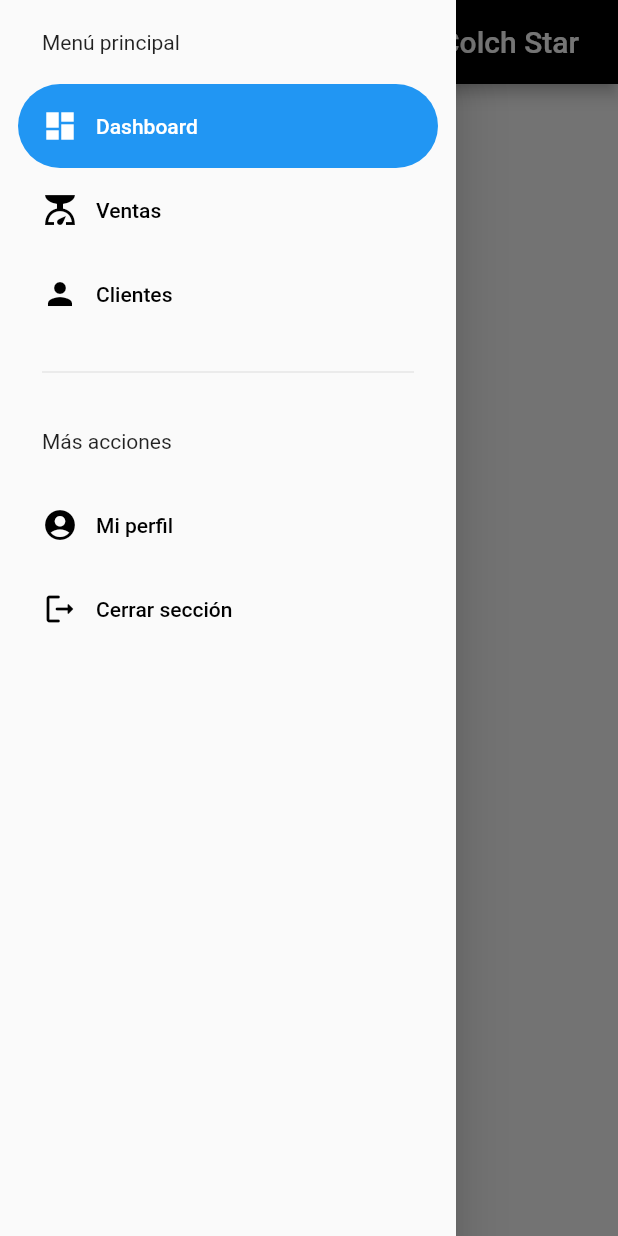
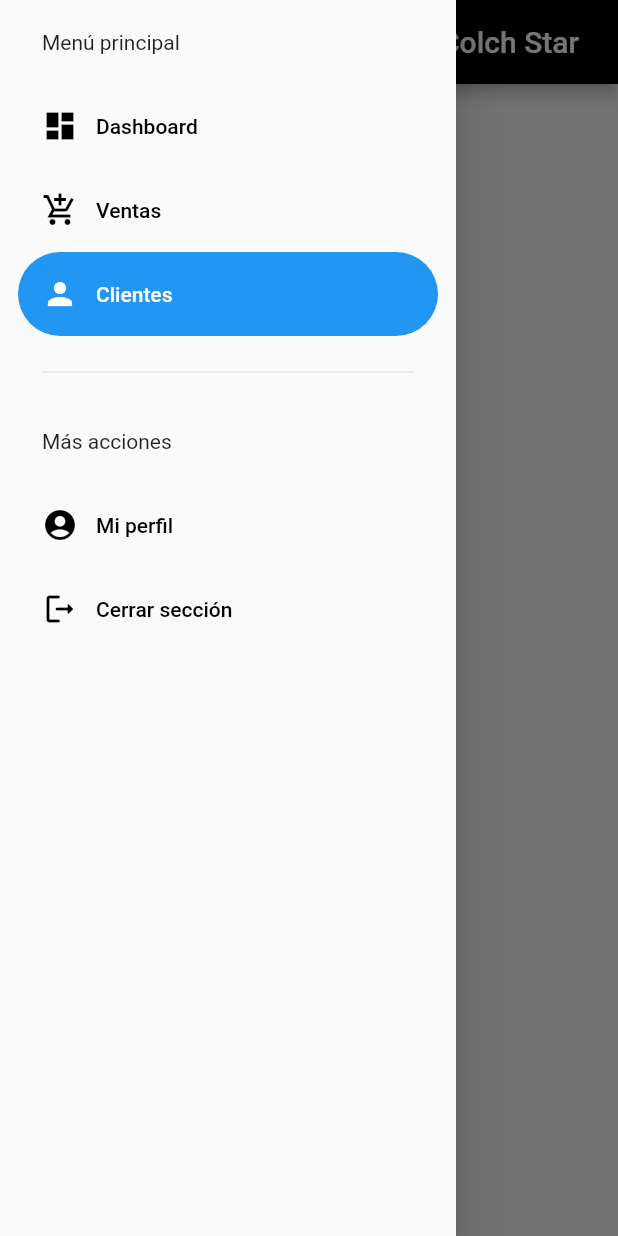
Before and after one commit to JESUS3928CF/colch_star_movile, a Flutter app: the CustomersScreen screen opened directly, with the side drawer open, on a phone screen of 412 x 824 dp. Run offline on Flutter 3.47's test engine with Material 2 defaults, Android fonts, the phone set to English and light mode, and no system bars.

Commit message:
bug del menú corregido

```diff
--- a/lib/presentation/screens/customers_screen.dart
+++ b/lib/presentation/screens/customers_screen.dart
@@ -12,13 +12,13 @@ class CustomersScreen extends StatefulWidget {
 class _CustomersScreenState extends State<CustomersScreen> {
   @override
   Widget build(BuildContext context) {
-    return const Scaffold(
-      appBar: PreferredSize(
+    return  Scaffold(
+      appBar: const PreferredSize(
           preferredSize: Size.fromHeight(kToolbarHeight), child: AppBarColch()),
-      body: Center(
+      body: const Center(
         child: Text("Vista de clientes"),
       ),
-      drawer: SideMenu(),
+      drawer: SideMenu(navDrawerIndex: 2)
     );
   }
 }
--- a/lib/presentation/screens/index_screen.dart
+++ b/lib/presentation/screens/index_screen.dart
@@ -28,7 +28,7 @@ class IndexScreen extends StatelessWidget {
       body: const Center(
         child: DashboardView(),
       ),
-      drawer: SideMenu(),
+      drawer: SideMenu(navDrawerIndex: 0),
     );
   }
 }
--- a/lib/presentation/widgets/side_menu.dart
+++ b/lib/presentation/widgets/side_menu.dart
@@ -6,14 +6,15 @@ import 'package:colch_stat_app/presentation/screens/sales_screen.dart';
 import 'package:flutter/material.dart';
 
 class SideMenu extends StatefulWidget {
-  const SideMenu({super.key});
+  int? navDrawerIndex = 3;
+  SideMenu({Key? key,  this.navDrawerIndex}) : super(key: key);
 
   @override
   State<SideMenu> createState() => _SideMenuState();
 }
 
 class _SideMenuState extends State<SideMenu> {
-  int navDrawerIndex = 0;
+  // int navDrawerIndex = 0;
 
   @override
   Widget build(BuildContext context) {
@@ -21,10 +22,10 @@ class _SideMenuState extends State<SideMenu> {
 
     return NavigationDrawer(
         //* Opción para saber que pagina esta seleccionada
-        selectedIndex: navDrawerIndex,
+        selectedIndex: widget.navDrawerIndex,
         onDestinationSelected: (value) {
           setState(() {
-            navDrawerIndex = value;
+             widget.navDrawerIndex = value;
           });
 
           switch (value) {
@@ -69,7 +70,7 @@ class _SideMenuState extends State<SideMenu> {
           const NavigationDrawerDestination(
               icon: Icon(Icons.dashboard), label: Text('Dashboard')),
           const NavigationDrawerDestination(
-              icon: Icon(Icons.scale_sharp), label: Text('Ventas')),
+              icon: Icon(Icons.add_shopping_cart_sharp), label: Text('Ventas')),
           const NavigationDrawerDestination(
               icon: Icon(Icons.person), label: Text('Clientes')),
           const Padding(
```
Also changed, not shown: lib/presentation/screens/profile_screen.dart (+4 -4 lines), lib/presentation/screens/sales_screen.dart (+4 -4 lines).
